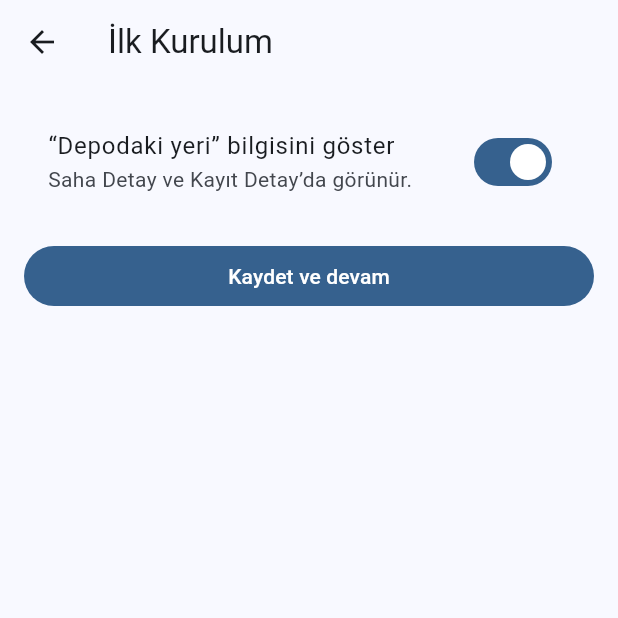
After one commit to alidnmz05/agys_depo_yonetim, a Flutter app: the screen it shows after launch, after a tap on "“Depodaki yeri” bilgisini göster", on a phone screen of 412 x 824 dp, the top half of it. The commit adds this screen. Run offline on Flutter 3.47's test engine with Material 3 defaults, Android fonts, the phone set to English and light mode, and no system bars; our stand-ins replace dio, shared_preferences; missing offline and left inert: mobile_scanner.

Commit message:
Ilk açılışta konum gösterme switchi yapıldı. Konum açıksa detay sheetlerinde gösterildi

```diff
--- a/analysis_options.yaml
+++ b/analysis_options.yaml
@@ -2,3 +2,5 @@ include: package:flutter_lints/flutter.yaml
 analyzer:
   errors:
     unused_element: ignore
+    unused_element_parameter: ignore
+    use_build_context_synchronously: ignore
--- a/lib/main.dart
+++ b/lib/main.dart
@@ -1,25 +1,30 @@
-
-import 'package:agys_depo_yonetim/pages/beyanname_liste_page.dart';
+import 'package:agys_depo_yonetim/services/root_gate.dart';
+import 'package:agys_depo_yonetim/services/settings_controller.dart';
 import 'package:flutter/material.dart';
 // import 'pages/login_page.dart';
 
-void main() {
+void main() async {
+  WidgetsFlutterBinding.ensureInitialized();
+  await SettingsController.instance.load();
   runApp(const MyApp());
 }
 
 class MyApp extends StatelessWidget {
   const MyApp({super.key});
-
   @override
   Widget build(BuildContext context) {
+    return AnimatedBuilder(
+      animation: SettingsController.instance,
+      builder: (context, _) {
         return MaterialApp(
-      title: 'Antrepo Yönetim',
           theme: ThemeData(
             colorScheme: ColorScheme.fromSeed(seedColor: Colors.blue),
             useMaterial3: true,
           ),
-      home: const BeyannameListePage(), // LoginPage başlangıç sayfası
           debugShowCheckedModeBanner: false,
+          home: const RootGate(), // mevcut ana sayfanı saran gate
+        );
+      },
     );
   }
 }
--- a/lib/pages/beyanname_liste_page.dart
+++ b/lib/pages/beyanname_liste_page.dart
@@ -1,3 +1,4 @@
+import 'package:agys_depo_yonetim/pages/ilk_acilis_konum.dart';
 import 'package:agys_depo_yonetim/pages/qr_kod.dart';
 import 'package:flutter/material.dart';
 import '../models/durum.dart';
@@ -113,6 +114,16 @@ class _BeyannameListePageState extends State<BeyannameListePage> {
       appBar: AppBar(
         title: const Text('Beyanname Listesi'),
         actions: [
+          IconButton(
+            icon: const Icon(Icons.settings),
+            onPressed: () async {
+              await Navigator.push(
+                context,
+                MaterialPageRoute(builder: (_) => const FirstRunSettingsPage()),
+              );
+              setState(() {});
+            },
+          ),
           IconButton(
             icon: const Icon(Icons.qr_code_scanner),
             onPressed: () async {
--- /dev/null
+++ b/lib/pages/ilk_acilis_konum.dart
@@ -0,0 +1,40 @@
+import 'package:agys_depo_yonetim/services/settings_controller.dart';
+import 'package:flutter/material.dart';
+
+class FirstRunSettingsPage extends StatefulWidget {
+  const FirstRunSettingsPage({super.key});
+  @override
+  State<FirstRunSettingsPage> createState() => _S();
+}
+
+class _S extends State<FirstRunSettingsPage> {
+  bool _showLocation = SettingsController.instance.showLocation;
+
+  @override
+  Widget build(BuildContext context) {
+    return Scaffold(
+      appBar: AppBar(title: const Text('İlk Kurulum')),
+      body: ListView(
+        padding: const EdgeInsets.all(16),
+        children: [
+          SwitchListTile(
+            title: const Text('“Depodaki yeri” bilgisini göster'),
+            subtitle: const Text('Saha Detay ve Kayıt Detay’da görünür.'),
+            value: _showLocation,
+            onChanged: (v) => setState(() => _showLocation = v),
+          ),
+          const SizedBox(height: 16),
+          FilledButton(
+            onPressed: () async {
+              await SettingsController.instance.setShowLocation(_showLocation);
+              await SettingsController.instance.setFirstRunDone();
+              if (!mounted) return;
+              Navigator.pop(context, true);
+            },
+            child: const Text('Kaydet ve devam'),
+          ),
+        ],
+      ),
+    );
+  }
+}
--- /dev/null
+++ b/lib/services/root_gate.dart
@@ -0,0 +1,32 @@
+import 'package:agys_depo_yonetim/pages/beyanname_liste_page.dart';
+import 'package:agys_depo_yonetim/pages/ilk_acilis_konum.dart';
+import 'package:agys_depo_yonetim/services/settings_controller.dart';
+import 'package:flutter/material.dart';
+
+class RootGate extends StatefulWidget {
+  const RootGate({super.key});
+  @override
+  State<RootGate> createState() => _RG();
+}
+
+class _RG extends State<RootGate> {
+  @override
+  void didChangeDependencies() {
+    super.didChangeDependencies();
+    _maybeFirstRun();
+  }
+
+  Future<void> _maybeFirstRun() async {
+    if (SettingsController.instance.firstRunDone) return;
+    WidgetsBinding.instance.addPostFrameCallback((_) async {
+      await Navigator.push(
+        context,
+        MaterialPageRoute(builder: (_) => const FirstRunSettingsPage()),
+      );
+      setState(() {}); // döndükten sonra yenile
+    });
+  }
+
+  @override
+  Widget build(BuildContext context) => const BeyannameListePage();
+}
--- /dev/null
+++ b/lib/services/settings_controller.dart
@@ -0,0 +1,35 @@
+import 'package:flutter/foundation.dart';
+import 'package:shared_preferences/shared_preferences.dart';
+
+class SettingsController extends ChangeNotifier {
+  SettingsController._();
+  static final instance = SettingsController._();
+
+  static const _kShowLocation = 'show_location';
+  static const _kFirstRunDone = 'first_run_done';
+
+  bool _showLocation = false;
+  bool get showLocation => _showLocation;
+
+  bool _firstRunDone = false;
+  bool get firstRunDone => _firstRunDone;
+
+  Future<void> load() async {
+    final p = await SharedPreferences.getInstance();
+    _showLocation = p.getBool(_kShowLocation) ?? false;
+    _firstRunDone = p.getBool(_kFirstRunDone) ?? false;
+  }
+
+  Future<void> setShowLocation(bool v) async {
+    _showLocation = v;
+    final p = await SharedPreferences.getInstance();
+    await p.setBool(_kShowLocation, v);
+    notifyListeners();
+  }
+
+  Future<void> setFirstRunDone() async {
+    _firstRunDone = true;
+    final p = await SharedPreferences.getInstance();
+    await p.setBool(_kFirstRunDone, true);
+  }
+}
--- a/lib/widgets/beyanname_tile.dart
+++ b/lib/widgets/beyanname_tile.dart
@@ -1,6 +1,7 @@
 import 'dart:convert';
 
 import 'package:agys_depo_yonetim/pages/qr_kod.dart' show ScannerPage;
+import 'package:agys_depo_yonetim/services/settings_controller.dart';
 import 'package:flutter/material.dart';
 import '../models/beyanname_item.dart';
 import '../models/saha_detay.dart';
@@ -21,6 +22,34 @@ class BeyannameTile extends StatefulWidget {
 }
 
 class _BeyannameTileState extends State<BeyannameTile> {
+  String? _depoKonumu;
+
+  @override
+  void initState() {
+    super.initState();
+
+    _depoKonumu = _readInitialLocation(widget.item);
+  }
+
+  String? _readInitialLocation(dynamic it) {
+    try {
+      final kd = it.kayitDetay;
+      final sd = it.saha;
+      final candidates = <dynamic>[
+        sd?.depoKonumu,
+        kd?.depoKonumu,
+        kd?.lokasyon,
+        kd?.location,
+        kd?.depoYeri,
+        (kd?.raf != null && kd?.goz != null) ? '${kd.raf}/${kd.goz}' : null,
+      ];
+      for (final v in candidates) {
+        if (v is String && v.trim().isNotEmpty) return v;
+      }
+    } catch (_) {}
+    return null;
+  }
+
   bool _expanded = false;
 
   Color _statusColor(Durum d) {
@@ -141,6 +170,7 @@ class _BeyannameTileState extends State<BeyannameTile> {
 
   void _showKayitDetay(BuildContext context) {
     final k = widget.item.kayit;
+    final loc = _depoKonumu ?? _readInitialLocation(widget.item);
     showModalBottomSheet(
       context: context,
       isScrollControlled: true,
@@ -168,6 +198,14 @@ class _BeyannameTileState extends State<BeyannameTile> {
               ReadonlyRow(label: 'Beyanname No', value: k.beyannameNo),
               ReadonlyRow(label: 'Ürün Kodu', value: k.urunKodu),
               ReadonlyRow(label: 'Lokasyon', value: k.lokasyon),
+
+              if (SettingsController.instance.showLocation) ...[
+                const SizedBox(height: 8),
+                ReadonlyRow(
+                  label: 'Depodaki yeri',
+                  value: (loc != null && loc.trim().isNotEmpty) ? loc : '-',
+                ),
+              ],
               ReadonlyRow(
                 label: 'Tarih',
                 value: '${k.tarih.day}.${k.tarih.month}.${k.tarih.year}',
@@ -193,6 +231,7 @@ class _BeyannameTileState extends State<BeyannameTile> {
     final tabanCtrl = TextEditingController(text: s.taban);
     final ustSiraCtrl = TextEditingController(text: s.ustSira);
     final plusMinusCtrl = TextEditingController(text: s.plusMinus.toString());
+    final konumCtrl = TextEditingController(text: _depoKonumu ?? '');
 
     // Adet hesaplama fonksiyonu
     void hesaplaAdet() {
@@ -299,7 +338,12 @@ class _BeyannameTileState extends State<BeyannameTile> {
                 EditRow(label: 'Sıra', controller: siraCtrl),
                 EditRow(label: 'Etiket', controller: etiketCtrl),
                 EditRow(label: 'Batch', controller: batchCtrl),
-
+                if (SettingsController.instance.showLocation) ...[
+                  const SizedBox(height: 8),
+                  // Projendeki editlenebilir satır widget'ını kullan:
+                  EditRow(label: 'Depodaki yeri', controller: konumCtrl),
+                  const Divider(height: 24),
+                ],
                 const Divider(height: 24),
 
                 // Hesaplama alanları - kompakt
@@ -367,8 +411,19 @@ class _BeyannameTileState extends State<BeyannameTile> {
                     Expanded(
                       child: FilledButton(
                         onPressed: () {
+                          // 1) Konumu state'e yaz (Kayıt Detay bu state'ten okuyacak)
+                          final vKonum = konumCtrl.text.trim();
+                          setState(() {
+                            _depoKonumu = vKonum.isEmpty ? null : vKonum;
+                          });
+
+                          // 2) Mevcut saha kopyalama akışın (HİÇ DEĞİŞTİRMEDİM)
                           Navigator.pop(context);
                           setState(() {
+                            final s =
+                                widget
+                                    .item
+                                    .saha; // s'yi yukarıda zaten alıyorsan bunu kaldırabilirsin
                             widget.item.saha = s.copyWith(
                               bolge: bolgeCtrl.text,
                               sira: siraCtrl.text,
@@ -381,10 +436,13 @@ class _BeyannameTileState extends State<BeyannameTile> {
                                   int.tryParse(plusMinusCtrl.text) ??
                                   s.plusMinus,
                               hesap: '',
+                              // ⬇️ Modelinde bu alan VARSA yorumdan çıkar:
+                              // depoKonumu: _depoKonumu,
                             );
                           });
                           onEdited();
                         },
+
                         child: const Text('Kaydet'),
                       ),
                     ),
--- a/pubspec.yaml
+++ b/pubspec.yaml
@@ -11,6 +11,7 @@ dependencies:
     sdk: flutter
   dio: ^5.9.0
   mobile_scanner: ^7.1.2
+  shared_preferences: ^2.5.3
 
 dev_dependencies:
   flutter_test:
```
Also changed, not shown: pubspec.lock, 1 other file. Lines whose indentation alone changed are shown as unchanged.
